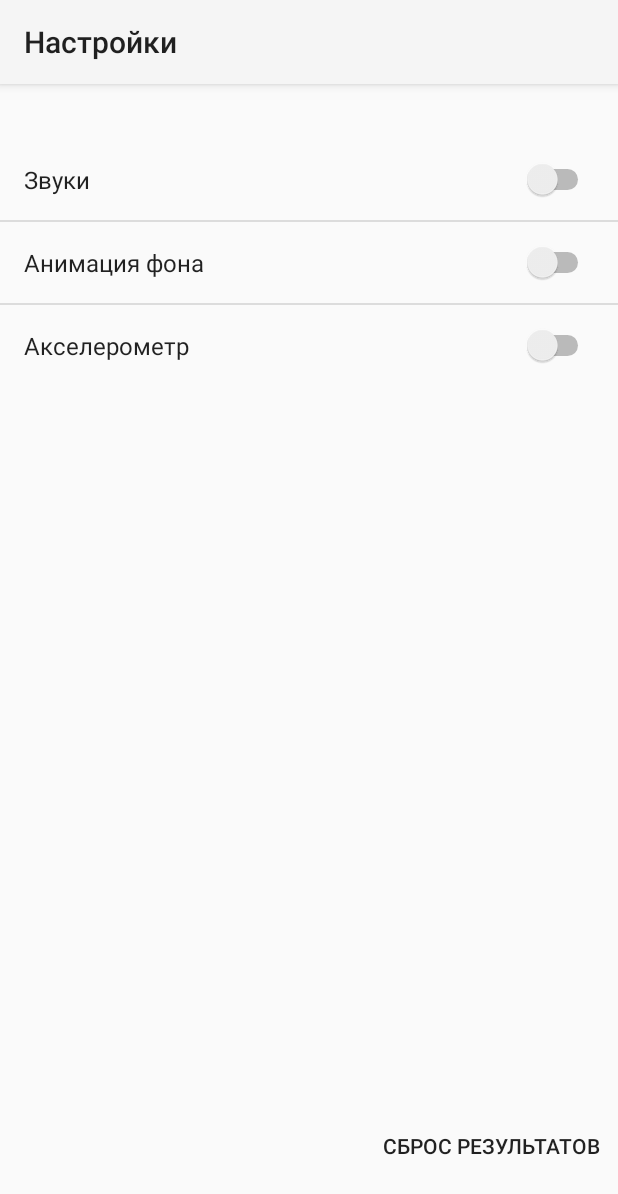
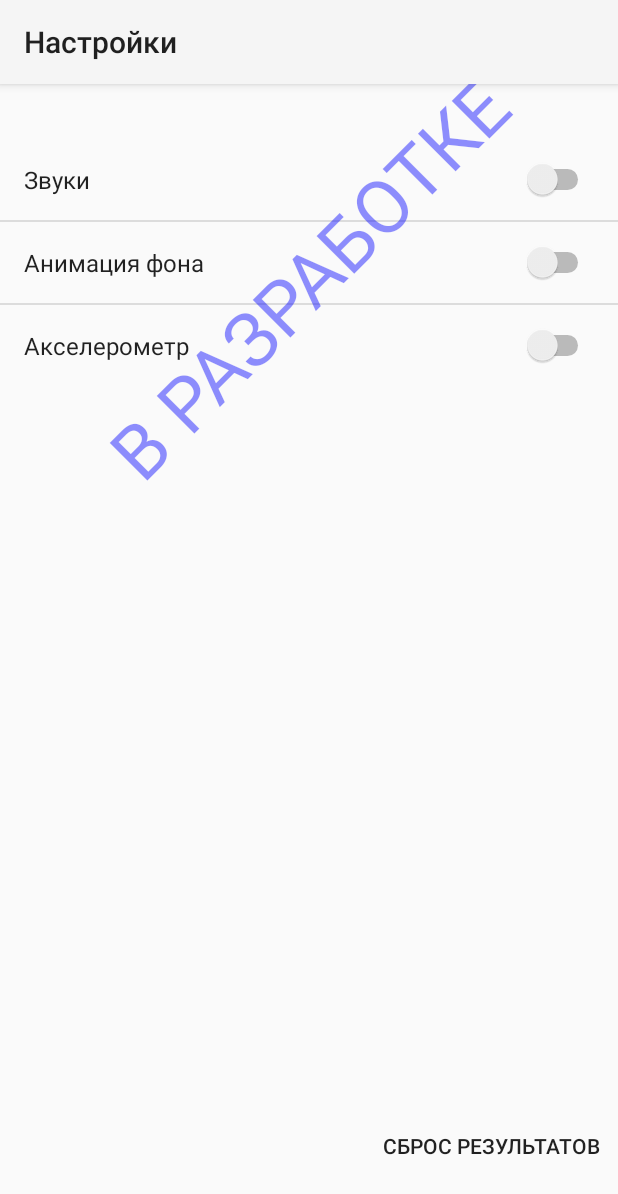
Before and after one commit to singapore9/MaterialLabyrinth, an Android app: the SettingsActivity screen opened directly, with no data from a screen before it, on a phone screen of 412 x 824 dp. Shown: the top 1194 px of the screen. Run offline under Robolectric (Android 15) with nearby library versions, the phone set to English and light mode, and no system bars.

Commit message:
added icon. changed icons at level's state. blocked all unsolved levels, except first 2 of that.

```diff
--- a/app/src/main/AndroidManifest.xml
+++ b/app/src/main/AndroidManifest.xml
@@ -4,7 +4,7 @@
 
     <application
         android:allowBackup="true"
-        android:icon="@mipmap/ic_launcher"
+        android:icon="@drawable/icon001"
         android:label="@string/app_name"
         android:theme="@style/AppTheme" >
         <activity
--- a/app/src/main/java/com/example/materiallabyrinth/app/MapsDB.java
+++ b/app/src/main/java/com/example/materiallabyrinth/app/MapsDB.java
@@ -23,7 +23,7 @@ public class MapsDB {
     public static final int NAME_COLUMN = 1;
 
     public static final String KEY_SOLUTION_STEPS = "solution_steps";
-    public static final int SOUTION_STEPS_COLUMN = 2;
+    public static final int SOLUTION_STEPS_COLUMN = 2;
 
     public static final String[] COLUMNS = {
             KEY_ID,
--- a/app/src/main/java/com/example/materiallabyrinth/app/SettingsActivity.java
+++ b/app/src/main/java/com/example/materiallabyrinth/app/SettingsActivity.java
@@ -1,10 +1,10 @@
 package com.example.materiallabyrinth.app;
 
 import android.os.Bundle;
-import android.support.design.widget.Snackbar;
 import android.support.v7.app.AppCompatActivity;
 import android.view.View;
 import android.widget.Button;
+import android.widget.Toast;
 
 /**
  * Created by andrew on 03.03.16.
@@ -30,9 +30,7 @@ public class SettingsActivity extends AppCompatActivity{
                 MapsDB mapsDB = new MapsDB(getApplicationContext()).open();
                 mapsDB.reset();
 
-                Snackbar.make(findViewById(R.id.reset_levels_btn), "уровни сброшены, мой капитан!",
-                        Snackbar.LENGTH_SHORT).show();
-
+                Toast.makeText(this, R.string.reset_levels_msg, Toast.LENGTH_SHORT).show();
             }break;
         }
     }
--- a/app/src/main/java/com/example/materiallabyrinth/app/SettingsFragment.java
+++ b/app/src/main/java/com/example/materiallabyrinth/app/SettingsFragment.java
@@ -1,15 +1,44 @@
 package com.example.materiallabyrinth.app;
 
 import android.os.Bundle;
+import android.preference.Preference;
 import android.preference.PreferenceFragment;
+import android.preference.SwitchPreference;
 
 /**
  * Created by andrew on 04.03.16.
  */
 public class SettingsFragment extends PreferenceFragment{
+    private SwitchPreference _sound_switch;
+    private SwitchPreference _animation_switch;
+    private SwitchPreference _accelerometr_switch;
+
     @Override
     public void onCreate(final Bundle savedInstanceState) {
         super.onCreate(savedInstanceState);
         addPreferencesFromResource(R.xml.preferences);
+
+        _sound_switch = (SwitchPreference) findPreference("sounds_switch");
+        _animation_switch = (SwitchPreference) findPreference("animation_switch");
+        _accelerometr_switch = (SwitchPreference) findPreference("accelerometr_switch");
+
+        _sound_switch.setOnPreferenceClickListener(new Preference.OnPreferenceClickListener() {
+            public boolean onPreferenceClick(Preference preference) {
+                return true;
+            }
+        });
+
+        _animation_switch.setOnPreferenceClickListener(new Preference.OnPreferenceClickListener() {
+            public boolean onPreferenceClick(Preference preference) {
+                return true;
+            }
+        });
+
+        _accelerometr_switch.setOnPreferenceClickListener(new Preference.OnPreferenceClickListener() {
+            public boolean onPreferenceClick(Preference preference) {
+                return true;
+            }
+        });
+
     }
 }
--- a/app/src/main/res/layout/select_lvl_row_layout.xml
+++ b/app/src/main/res/layout/select_lvl_row_layout.xml
@@ -6,11 +6,11 @@
 
     <ImageView android:id="@+id/map_solved_tick"
                android:paddingTop="10dip"
-               android:paddingBottom="15dip"
+               android:paddingBottom="10dip"
                android:paddingLeft="5dip"
                android:paddingRight="5dip"
-               android:layout_width="wrap_content"
-               android:layout_height="wrap_content">
+               android:layout_width="50dip"
+               android:layout_height="50dip">
     </ImageView>
 
     <TextView android:id="@+id/map_name"
--- a/app/src/main/res/layout/settings_layout.xml
+++ b/app/src/main/res/layout/settings_layout.xml
@@ -19,6 +19,19 @@
             android:layout_marginBottom="36dp"
             android:onClick="onClick"
             style="?android:attr/borderlessButtonStyle"/>
+    <TextView
+            android:layout_width="wrap_content"
+            android:layout_height="wrap_content"
+            android:text="В разработке"
+            android:rotation="-45"
+            android:textAllCaps="true"
+            android:textColor="#700000ff"
+            android:textSize="50dp"
+            android:textAppearance="?android:attr/textAppearanceSmall"
+
+            android:id="@+id/textView2"
+            android:layout_marginTop="95dp"
+            android:layout_centerHorizontal="true"/>
 
     <!--<Switch-->
             <!--android:textSize="20dp"-->
--- a/app/src/main/res/xml/preferences.xml
+++ b/app/src/main/res/xml/preferences.xml
@@ -4,12 +4,12 @@
         <SwitchPreference
                 android:title="@string/sounds_switch"
                 android:defaultValue="false"
-                android:key="sounds_switch" />
+                android:key="sounds_switch"/>
 
         <SwitchPreference
                 android:title="@string/animation_switch"
                 android:defaultValue="false"
-                android:key="animation_switch" />
+                android:key="animation_switch"/>
 
 
         <SwitchPreference
```
Also changed, not shown: app/src/main/java/com/example/materiallabyrinth/app/GameEngine.java (+13 -12 lines), app/src/main/java/com/example/materiallabyrinth/app/SelectLevelActivity.java (+21 -8 lines), app/src/main/res/layout/select_lvl_layout.xml (+2 -5 lines), app/src/main/res/values/strings.xml (+7 -1 lines), app/src/main/res/drawable-xhdpi/ic_lock.png (added).
